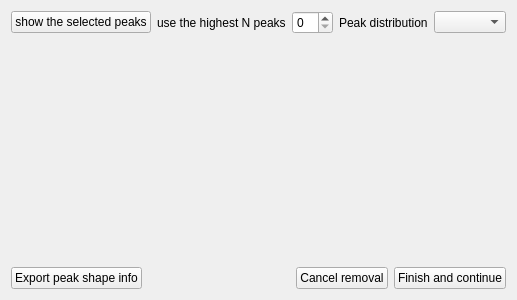
First picture: the form in Orbitool/UI/PeakShape.ui, repository l460289052/Orbitool, before the edit.
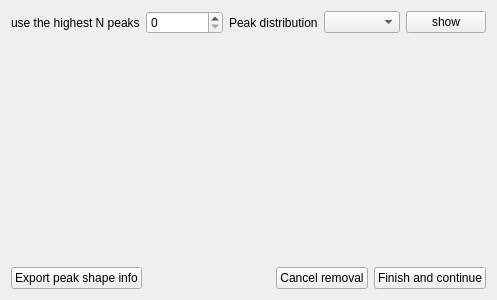
Second picture: the form after the edit.

Patch:
```diff
--- a/Orbitool/UI/PeakShape.ui
+++ b/Orbitool/UI/PeakShape.ui
@@ -6,7 +6,7 @@
    <rect>
     <x>0</x>
     <y>0</y>
-    <width>400</width>
+    <width>497</width>
     <height>300</height>
    </rect>
   </property>
@@ -16,13 +16,6 @@
   <layout class="QVBoxLayout" name="verticalLayout">
    <item>
     <layout class="QHBoxLayout" name="horizontalLayout">
-     <item>
-      <widget class="QPushButton" name="pushButton">
-       <property name="text">
-        <string>show the selected peaks</string>
-       </property>
-      </widget>
-     </item>
      <item>
       <widget class="QLabel" name="label">
        <property name="text">
@@ -43,6 +36,13 @@
      <item>
       <widget class="QComboBox" name="comboBox"/>
      </item>
+     <item>
+      <widget class="QPushButton" name="pushButton">
+       <property name="text">
+        <string>show</string>
+       </property>
+      </widget>
+     </item>
     </layout>
    </item>
    <item>
```
